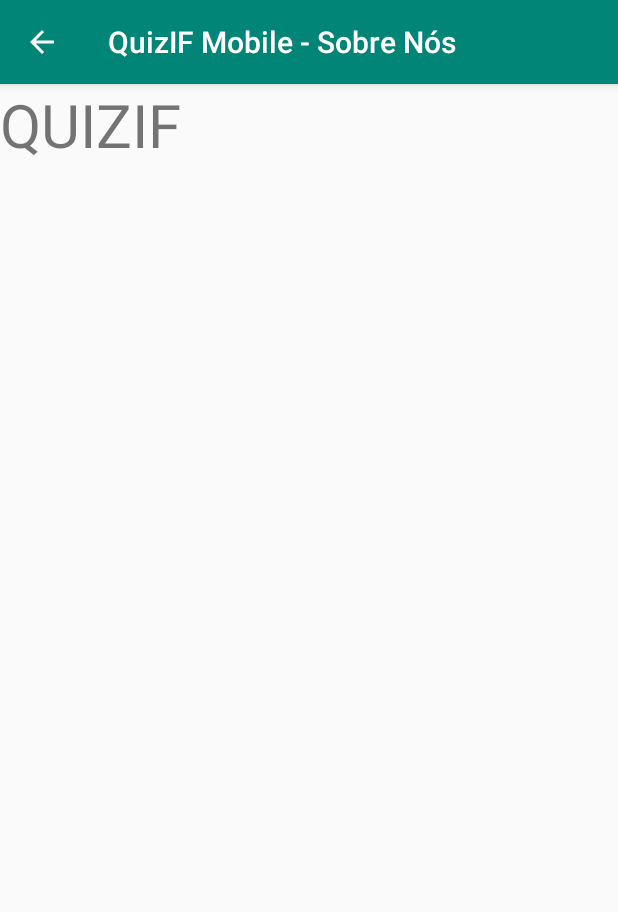
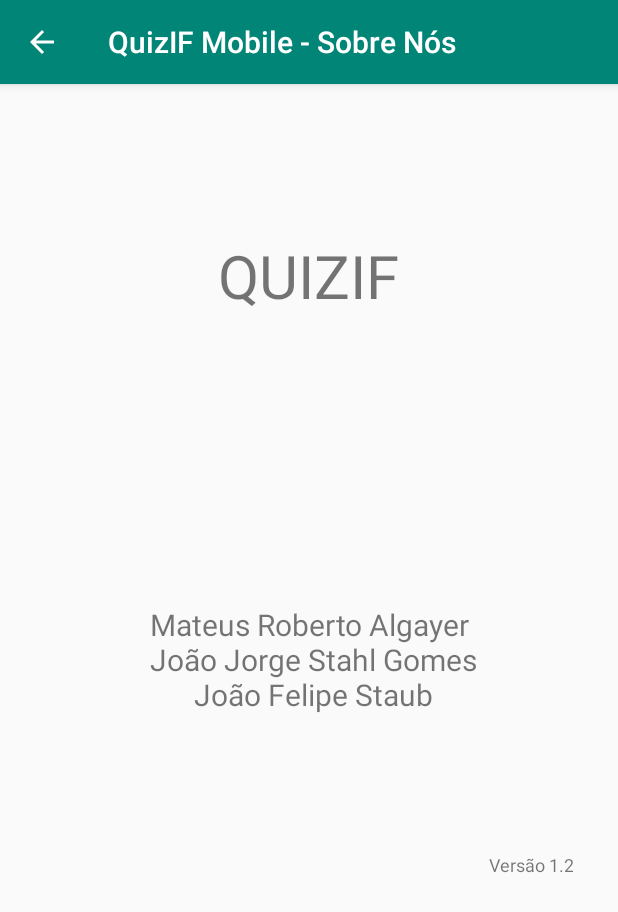
Before and after one commit to MateusAlgayer/QuizIF, an Android app: the SobreNosActivity screen opened directly, with no data from a screen before it, on a phone screen of 412 x 824 dp. Shown: the top 912 px of the screen. Run offline under Robolectric (Android 15) with nearby library versions, the phone set to English and light mode, and no system bars.

Commit message:
Sobre Nós Feita

```diff
--- a/QuizIFMobile/app/src/main/res/layout/content_sobre_nos.xml
+++ b/QuizIFMobile/app/src/main/res/layout/content_sobre_nos.xml
@@ -14,11 +14,54 @@
         android:layout_height="match_parent"
         android:orientation="vertical">
 
-        <TextView
-            android:layout_width="wrap_content"
-            android:layout_height="wrap_content"
-            android:text="QUIZIF"
-            android:textSize="40dp"/>
+        <LinearLayout
+            android:layout_width="match_parent"
+            android:layout_height="match_parent"
+            android:layout_weight="1"
+            android:gravity="center">
+
+            <TextView
+                android:layout_width="wrap_content"
+                android:layout_height="wrap_content"
+                android:text="QUIZIF"
+                android:textSize="40dp"
+                android:gravity="center"/>
+
+        </LinearLayout>
+
+        <LinearLayout
+            android:layout_width="match_parent"
+            android:layout_weight="1"
+            android:layout_height="match_parent"
+            android:orientation="vertical"
+            android:gravity="center">
+
+            <TextView
+                android:layout_width="wrap_content"
+                android:layout_height="wrap_content"
+                android:textSize="20dp"
+                android:gravity="center"
+                android:text="Mateus Roberto Algayer\n João Jorge Stahl Gomes\n João Felipe Staub"/>
+
+        </LinearLayout>
+
+        <LinearLayout
+            android:layout_width="match_parent"
+            android:layout_height="match_parent"
+            android:layout_weight="1"
+            android:orientation="vertical"
+            android:gravity="right">
+
+            <TextView
+                android:layout_width="wrap_content"
+                android:layout_height="wrap_content"
+                android:textSize="12dp"
+                android:gravity="right"
+                android:layout_marginRight="30dp"
+                android:text="Versão 1.2"/>
+
+        </LinearLayout>
+
 
     </LinearLayout>
 
```
